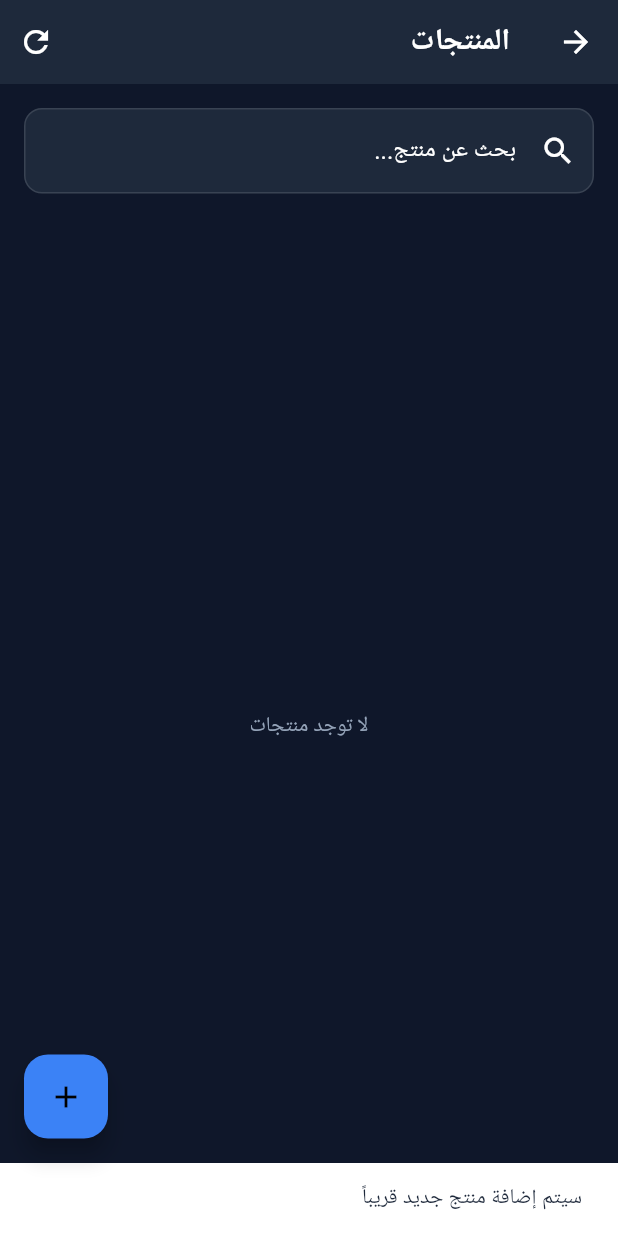
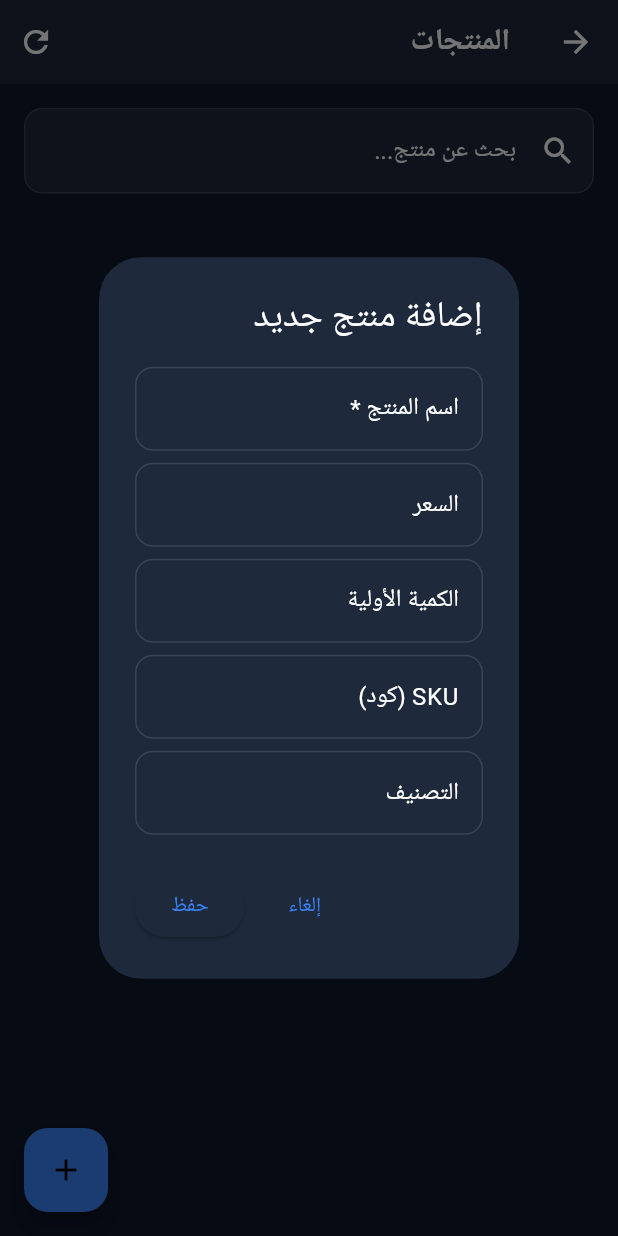
Before and after one commit to Omar2-RGB/accounting_app, a Flutter app: the ProductsScreen screen opened directly, after a tap on the "add" icon, on a phone screen of 412 x 824 dp. Run offline on Flutter 3.47's test engine with Material 3 defaults, Android fonts, the phone set to English and light mode, and no system bars; our stand-ins replace google_sign_in, pdf, printing, sqflite, sqflite_common_ffi, sqflite_common_ffi_web; missing offline and left inert: googleapis; accounts and stored records are empty.

Commit message:
إصلاح: تفعيل إضافة منتج جديد وتصحيح استدعاء addProduct

```diff
--- a/lib/features/products/products_screen.dart
+++ b/lib/features/products/products_screen.dart
@@ -59,6 +59,142 @@ class _ProductsScreenState extends State<ProductsScreen> {
         );
       }
     }
+  }
+
+  // ========== إضافة منتج جديد ==========
+  Future<void> _addProduct(Map<String, dynamic> productData) async {
+    try {
+      final dbHelper = DatabaseHelper.instance;
+      // ✅ التصحيح: استخدم addProduct
+      await dbHelper.addProduct(productData);
+      await _loadProducts();
+
+      if (mounted) {
+        ScaffoldMessenger.of(context).showSnackBar(
+          const SnackBar(
+            content: Text('تم إضافة المنتج بنجاح'),
+            backgroundColor: AppColors.success,
+          ),
+        );
+      }
+    } catch (e) {
+      if (mounted) {
+        ScaffoldMessenger.of(context).showSnackBar(
+          SnackBar(content: Text('خطأ: $e'), backgroundColor: AppColors.danger),
+        );
+      }
+    }
+  }
+
+  void _showAddProductDialog() {
+    final nameController = TextEditingController();
+    final priceController = TextEditingController();
+    final quantityController = TextEditingController();
+    final skuController = TextEditingController();
+    final categoryController = TextEditingController();
+    final formKey = GlobalKey<FormState>();
+
+    showDialog(
+      context: context,
+      builder: (context) => AlertDialog(
+        title: const Text('إضافة منتج جديد'),
+        content: Form(
+          key: formKey,
+          child: SingleChildScrollView(
+            child: Column(
+              mainAxisSize: MainAxisSize.min,
+              children: [
+                TextFormField(
+                  controller: nameController,
+                  decoration: const InputDecoration(labelText: 'اسم المنتج *'),
+                  validator: (v) =>
+                      v == null || v.trim().isEmpty ? 'مطلوب' : null,
+                ),
+                const SizedBox(height: 8),
+                TextFormField(
+                  controller: priceController,
+                  decoration: const InputDecoration(labelText: 'السعر'),
+                  keyboardType:
+                      TextInputType.numberWithOptions(decimal: true),
+                  validator: (v) {
+                    if (v == null || v.trim().isEmpty) return null;
+                    if (double.tryParse(v.trim()) == null) {
+                      return 'رقم غير صالح';
+                    }
+                    return null;
+                  },
+                ),
+                const SizedBox(height: 8),
+                TextFormField(
+                  controller: quantityController,
+                  decoration: const InputDecoration(labelText: 'الكمية الأولية'),
+                  keyboardType:
+                      TextInputType.numberWithOptions(decimal: true),
+                  validator: (v) {
+                    if (v == null || v.trim().isEmpty) return null;
+                    if (double.tryParse(v.trim()) == null) {
+                      return 'رقم غير صالح';
+                    }
+                    return null;
+                  },
+                ),
+                const SizedBox(height: 8),
+                TextFormField(
+                  controller: skuController,
+                  decoration: const InputDecoration(labelText: 'SKU (كود)'),
+                ),
+                const SizedBox(height: 8),
+                TextFormField(
+                  controller: categoryController,
+                  decoration: const InputDecoration(labelText: 'التصنيف'),
+                ),
+              ],
+            ),
+          ),
+        ),
+        actions: [
+          TextButton(
+            onPressed: () {
+              nameController.dispose();
+              priceController.dispose();
+              quantityController.dispose();
+              skuController.dispose();
+              categoryController.dispose();
+              Navigator.pop(context);
+            },
+            child: const Text('إلغاء'),
+          ),
+          ElevatedButton(
+            onPressed: () {
+              if (formKey.currentState!.validate()) {
+                final productData = <String, dynamic>{
+                  'name': nameController.text.trim(),
+                  'price':
+                      double.tryParse(priceController.text.trim()) ?? 0.0,
+                  'quantity':
+                      double.tryParse(quantityController.text.trim()) ?? 0.0,
+                  'sku': skuController.text.trim(),
+                  'category': categoryController.text.trim(),
+                  'description': '',
+                  'cost': 0.0,
+                  'created_at': DateTime.now().toIso8601String(),
+                };
+
+                nameController.dispose();
+                priceController.dispose();
+                quantityController.dispose();
+                skuController.dispose();
+                categoryController.dispose();
+
+                Navigator.pop(context);
+                _addProduct(productData);
+              }
+            },
+            child: const Text('حفظ'),
+          ),
+        ],
+      ),
+    );
   }
 
   Future<void> _addStock(int productId, double quantity) async {
@@ -189,7 +325,7 @@ class _ProductsScreenState extends State<ProductsScreen> {
       ),
       body: Column(
         children: [
-          // ✅ شريط البحث
+          // شريط البحث
           Padding(
             padding: const EdgeInsets.all(16),
             child: TextField(
@@ -215,7 +351,7 @@ class _ProductsScreenState extends State<ProductsScreen> {
               },
             ),
           ),
-          // ✅ قائمة المنتجات
+          // قائمة المنتجات
           Expanded(
             child: _isLoading
                 ? const Center(child: CircularProgressIndicator())
@@ -229,7 +365,8 @@ class _ProductsScreenState extends State<ProductsScreen> {
                           final id = product['id'] as int;
                           final name = product['name'] ?? '';
                           final price = product['price'] as double? ?? 0.0;
-                          final quantity = product['quantity'] as double? ?? 0.0;
+                          final quantity =
+                              product['quantity'] as double? ?? 0.0;
                           final sku = product['sku'] ?? '';
                           final category = product['category'] ?? '';
 
@@ -237,40 +374,46 @@ class _ProductsScreenState extends State<ProductsScreen> {
                             margin: const EdgeInsets.only(bottom: 8),
                             child: ListTile(
                               leading: CircleAvatar(
-                                backgroundColor: AppColors.primary.withValues(alpha: 0.1), // ✅ withValues
-                                child: Icon(Icons.inventory_2, color: AppColors.primary),
+                                backgroundColor: AppColors.primary
+                                    .withValues(alpha: 0.1),
+                                child: Icon(Icons.inventory_2,
+                                    color: AppColors.primary),
                               ),
-                              title: Text(name, style: const TextStyle(fontWeight: FontWeight.bold)),
+                              title: Text(name,
+                                  style: const TextStyle(
+                                      fontWeight: FontWeight.bold)),
                               subtitle: Column(
                                 crossAxisAlignment: CrossAxisAlignment.start,
                                 children: [
-                                  if (category.isNotEmpty) Text('التصنيف: $category'),
-                                  Text('السعر: $price $_currencySymbol | الكمية: $quantity'),
+                                  if (category.isNotEmpty)
+                                    Text('التصنيف: $category'),
+                                  Text(
+                                      'السعر: $price $_currencySymbol | الكمية: $quantity'),
                                   if (sku.isNotEmpty)
-                                    Text('SKU: $sku', style: const TextStyle(fontSize: 10)),
+                                    Text('SKU: $sku',
+                                        style: const TextStyle(fontSize: 10)),
                                 ],
                               ),
                               trailing: Row(
                                 mainAxisSize: MainAxisSize.min,
                                 children: [
                                   IconButton(
-                                    icon: const Icon(Icons.add_box, color: Colors.blue),
-                                    onPressed: () => _showAddStockDialog(id),
+                                    icon: const Icon(Icons.add_box,
+                                        color: Colors.blue),
+                                    onPressed: () =>
+                                        _showAddStockDialog(id),
                                     tooltip: 'إضافة مخزون',
                                   ),
                                   IconButton(
-                                    icon: const Icon(Icons.edit, color: Colors.orange),
+                                    icon: const Icon(Icons.edit,
+                                        color: Colors.orange),
                                     onPressed: () {
-                                      // TODO: شاشة تعديل المنتج
-                                      ScaffoldMessenger.of(context).showSnackBar(
-                                        const SnackBar(
-                                          content: Text('سيتم إضافة تعديل المنتجات قريباً'),
-                                        ),
-                                      );
+                                      // TODO: شاشة تعديل المنتج (يمكن تجاهله حالياً)
                                     },
                                   ),
                                   IconButton(
-                                    icon: const Icon(Icons.delete, color: AppColors.danger),
+                                    icon: const Icon(Icons.delete,
+                                        color: AppColors.danger),
                                     onPressed: () => _deleteProduct(id),
                                   ),
                                 ],
@@ -283,14 +426,7 @@ class _ProductsScreenState extends State<ProductsScreen> {
         ],
       ),
       floatingActionButton: FloatingActionButton(
-        onPressed: () {
-          // TODO: فتح شاشة إضافة منتج
-          ScaffoldMessenger.of(context).showSnackBar(
-            const SnackBar(
-              content: Text('سيتم إضافة منتج جديد قريباً'),
-            ),
-          );
-        },
+        onPressed: _showAddProductDialog,
         child: const Icon(Icons.add),
       ),
     );
```
